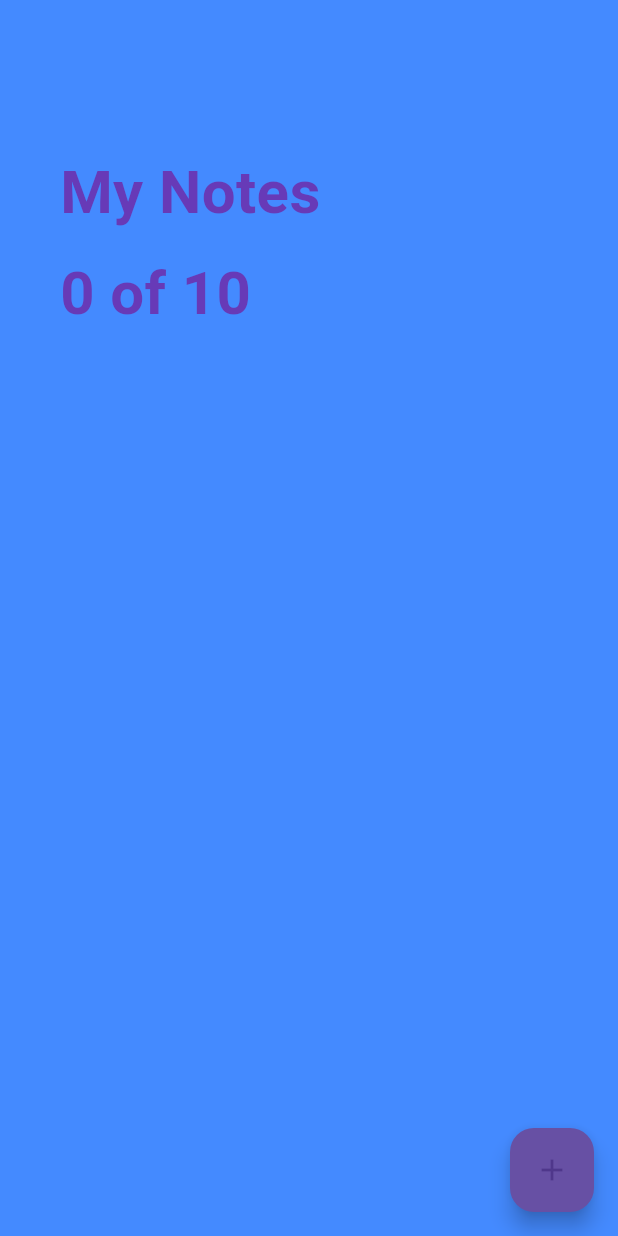
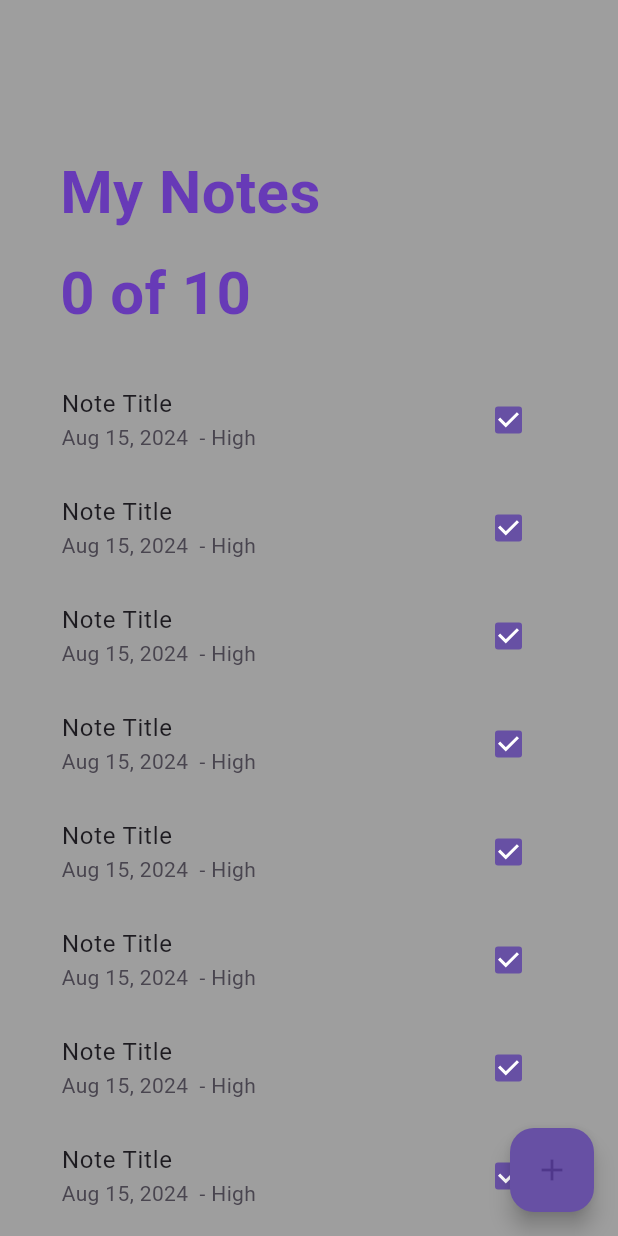
Before and after one commit to simonjv01/crud_sqlflite_app, a Flutter app: the screen it shows after launch, on a phone screen of 412 x 824 dp. Run offline on Flutter 3.47's test engine with Material 3 defaults, Android fonts, the phone set to English and light mode, and no system bars.

```diff
--- a/lib/main.dart
+++ b/lib/main.dart
@@ -15,7 +15,7 @@ class MyApp extends StatelessWidget {
       title: 'Flutter Todo List',
       debugShowCheckedModeBanner: false,
       theme: ThemeData(
-        primarySwatch: Colors.blue,
+        primarySwatch: Colors.grey,
     ),
     home: const HomeScreen(),
      );
--- a/lib/screens/home_screen.dart
+++ b/lib/screens/home_screen.dart
@@ -9,10 +9,30 @@ class HomeScreen extends StatefulWidget {
 }
 
 class _HomeScreenState extends State<HomeScreen> {
+
+  Widget _buildNote(int index) {
+    return Padding(
+      padding: const EdgeInsets.symmetric(horizontal: 25.0),
+    child: ListTile(
+      title: const Text('Note Title'),
+        subtitle: const Text('Aug 15, 2024  - High'),
+        trailing: Checkbox(
+          onChanged: (value){
+            print(value);
+          },
+          activeColor: Theme.of(context).primaryColor,
+          value: true,
+        ),
+    ),
+    );
+  }
+
+
+
   @override
   Widget build(BuildContext context) {
     return Scaffold(
-      backgroundColor: Colors.blueAccent,
+      backgroundColor: Colors.grey,
       floatingActionButton: FloatingActionButton(
         backgroundColor: Theme.of(context).primaryColor,
         onPressed: (){},
@@ -20,14 +40,14 @@ class _HomeScreenState extends State<HomeScreen> {
       ),
       body: ListView.builder(
         padding: const EdgeInsets.symmetric(vertical: 80.0),
-          itemCount: 1,
+          itemCount: 10,
           itemBuilder: (BuildContext context, int index){
           if(index == 0) {
-            return Padding(
-              padding: const EdgeInsets.symmetric(horizontal: 40.0, vertical: 20.0),
+            return const Padding(
+              padding: EdgeInsets.symmetric(horizontal: 40.0, vertical: 20.0),
                 child: Column(
                   crossAxisAlignment: CrossAxisAlignment.start,
-                    children: const <Widget>[
+                    children: <Widget>[
                       Text(
                         'My Notes',
                         style: TextStyle(
@@ -49,6 +69,7 @@ class _HomeScreenState extends State<HomeScreen> {
                 ),
             );
             }
+          return _buildNote(index);
           }
       ),
     );
```
Also changed, not shown: pubspec.yaml (+5 -4 lines), pubspec.lock, 7 other files.
